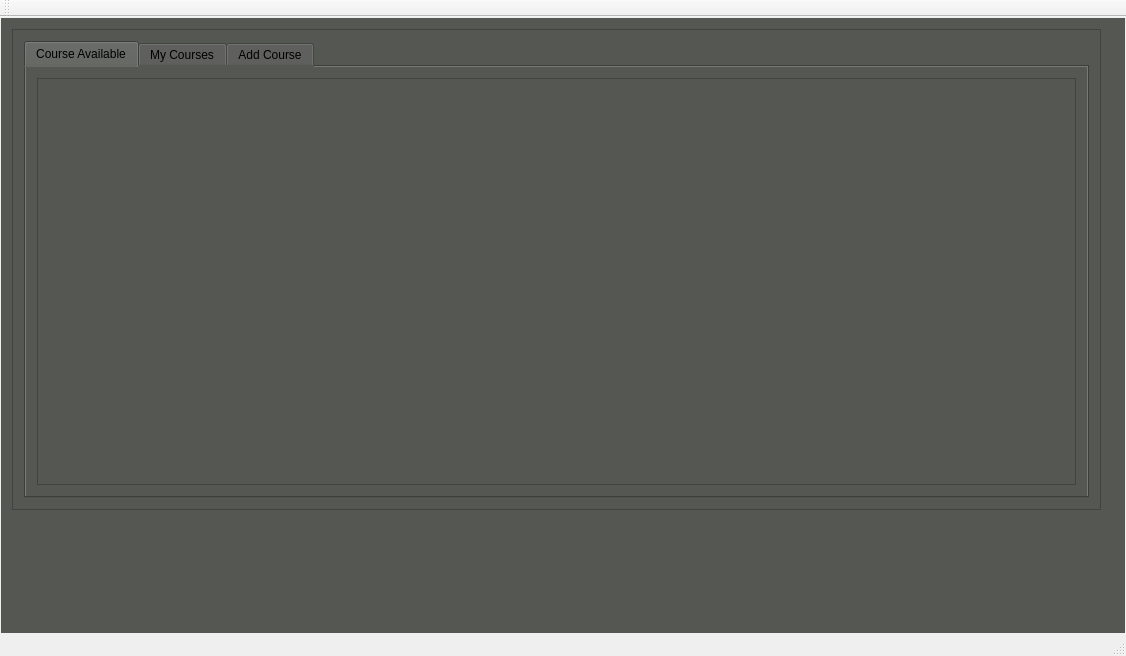
This is mainwindow.ui in DineshDC/StudentDB as Qt 5 draws it before an edit. The edited form follows.
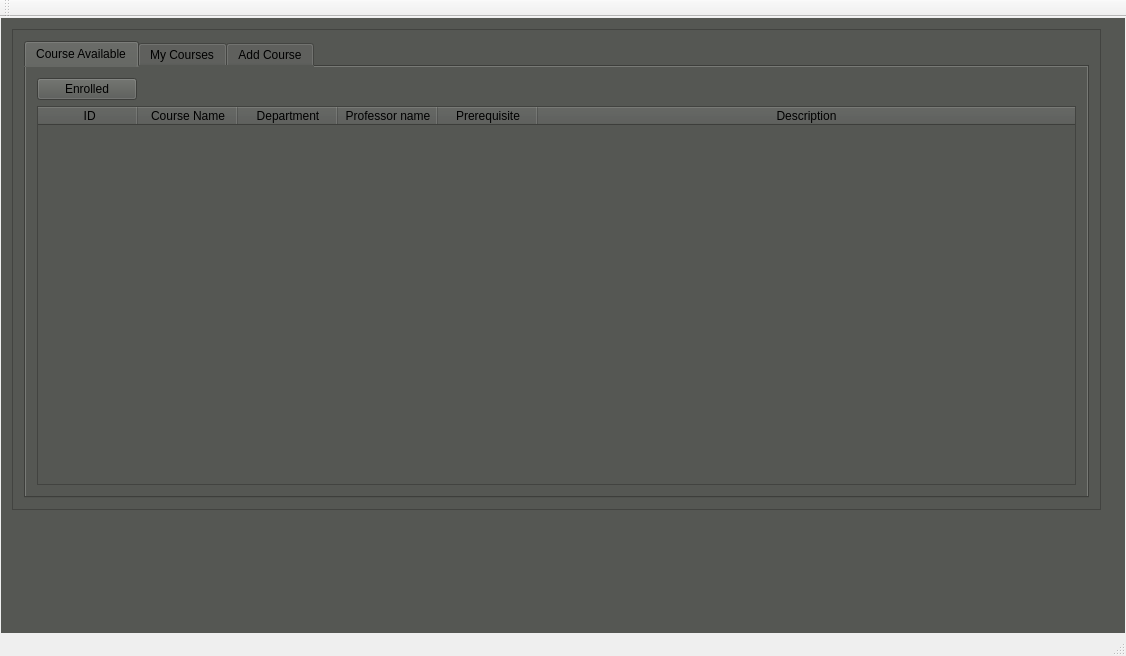
This is the edited form. The open tabs and pages were chosen to show the change. Custom widgets are drawn as their Qt base class.

Commit message: Modified login as per person type and addend custom table class

Diff of the .ui file:
```diff
--- a/mainwindow.ui
+++ b/mainwindow.ui
@@ -524,8 +524,64 @@
                 <string>Course Available</string>
                </attribute>
                <layout class="QGridLayout" name="gridLayout_11">
+                <item row="1" column="0">
+                 <widget class="CustomTable" name="tableWidget_Crs_Avail">
+                  <attribute name="horizontalHeaderCascadingSectionResizes">
+                   <bool>true</bool>
+                  </attribute>
+                  <attribute name="horizontalHeaderStretchLastSection">
+                   <bool>true</bool>
+                  </attribute>
+                  <attribute name="verticalHeaderCascadingSectionResizes">
+                   <bool>false</bool>
+                  </attribute>
+                  <attribute name="verticalHeaderStretchLastSection">
+                   <bool>false</bool>
+                  </attribute>
+                  <column>
+                   <property name="text">
+                    <string>           ID          </string>
+                   </property>
+                  </column>
+                  <column>
+                   <property name="text">
+                    <string>Course Name</string>
+                   </property>
+                  </column>
+                  <column>
+                   <property name="text">
+                    <string>Department</string>
+                   </property>
+                  </column>
+                  <column>
+                   <property name="text">
+                    <string>Professor name</string>
+                   </property>
+                  </column>
+                  <column>
+                   <property name="text">
+                    <string>Prerequisite</string>
+                   </property>
+                  </column>
+                  <column>
+                   <property name="text">
+                    <string>Description</string>
+                   </property>
+                  </column>
+                 </widget>
+                </item>
                 <item row="0" column="0">
-                 <widget class="QTableView" name="tableView_Crs_Avail"/>
+                 <widget class="QPushButton" name="pb_enrolled">
+                  <property name="maximumSize">
+                   <size>
+                    <width>100</width>
+                    <height>50</height>
+                   </size>
+                  </property>
+                  <property name="text">
+                   <string>Enrolled</string>
+                  </property>
+                 </widget>
                 </item>
                </layout>
               </widget>
@@ -811,6 +867,13 @@
   <widget class="QStatusBar" name="statusBar"/>
  </widget>
  <layoutdefault spacing="6" margin="11"/>
+ <customwidgets>
+  <customwidget>
+   <class>CustomTable</class>
+   <extends>QTableWidget</extends>
+   <header location="global">customtable.h</header>
+  </customwidget>
+ </customwidgets>
  <resources/>
  <connections>
   <connection>
```
Left out of the diff: 4 changed lines with no effect on the pictures. The commit also changes 8 other files.
